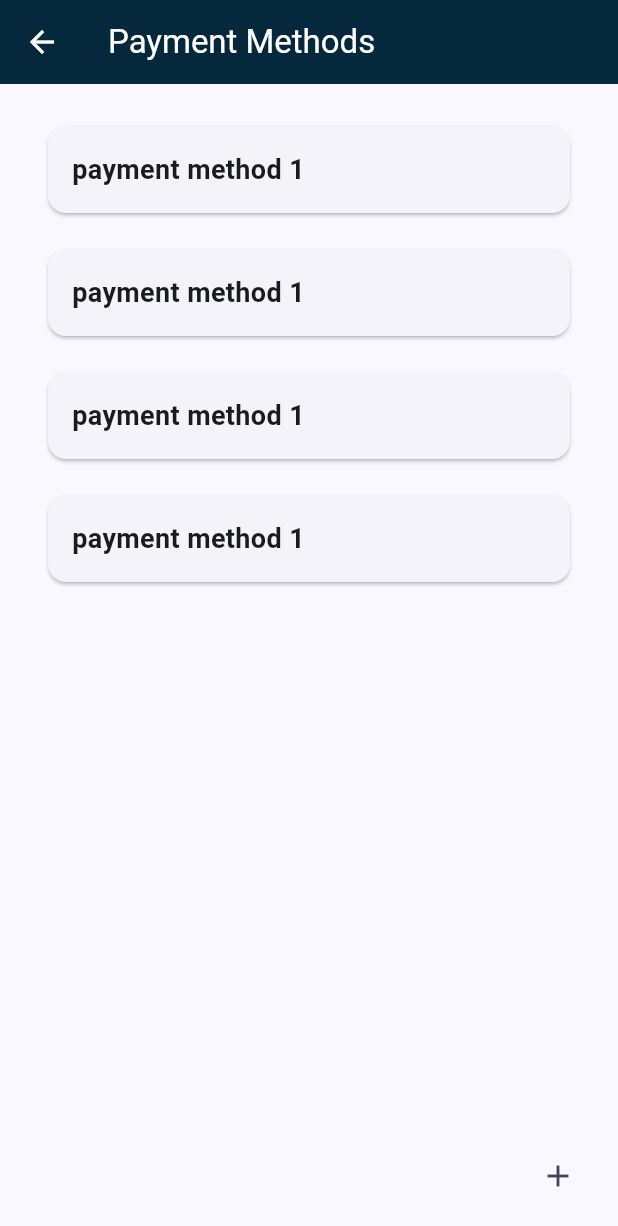
After one commit to Drago78624/bookstore, a Flutter app: the PaymentMethods screen opened directly, on a phone screen of 412 x 824 dp. The commit adds this screen. Shown: the top 1226 px of the screen. Run offline on Flutter 3.47's test engine with Material 3 defaults, Android fonts, the light colour scheme and no system bars; our stand-ins replace badges, carousel_slider, cloud_firestore, firebase_auth, firebase_core, flutter_credit_card and 5 more; accounts and stored records are empty; network calls fail.

Commit message:
payment ui added

```diff
--- a/lib/book_store_app.dart
+++ b/lib/book_store_app.dart
@@ -1,4 +1,5 @@
 import 'package:bookstore/auth/forgot_password.dart';
+import 'package:bookstore/screens/add_payment_method.dart';
 import 'package:bookstore/screens/login_screen.dart';
 import 'package:bookstore/screens/register_screen.dart';
 import 'package:bookstore/screens/root.dart';
@@ -27,6 +28,7 @@ class BookStoreApp extends StatelessWidget {
         GetPage(name: '/login', page: () => Login()),
         GetPage(name: '/register', page: () => Register()),
         GetPage(name: '/forgot-password', page: () => ForgotPassword()),
+        GetPage(name: '/add-payment-method', page: () => AddPaymentMethod()),
       ],
     );
   }
--- /dev/null
+++ b/lib/screens/payment_methods.dart
@@ -0,0 +1,54 @@
+import 'package:bookstore/widgets/payment_method_card.dart';
+import 'package:flutter/material.dart';
+import 'package:get/get.dart';
+
+class PaymentMethods extends StatefulWidget {
+  const PaymentMethods({super.key});
+
+  @override
+  State<PaymentMethods> createState() => _PaymentMethodsState();
+}
+
+class _PaymentMethodsState extends State<PaymentMethods> {
+  List paymentMethods = [1, 2, 3, 34];
+
+  getPaymentMethods() async {}
+
+  @override
+  Widget build(BuildContext context) {
+    return Scaffold(
+      appBar: AppBar(
+        title: const Text("Payment Methods"),
+      ),
+      body: Padding(
+        padding: const EdgeInsets.all(16.0),
+        child: ListView(
+            children: paymentMethods.map((e) => PaymentMethodCard()).toList()),
+        // child: StreamBuilder(
+        //   stream: getPaymentMethods(),
+        //   builder: (context, snapshot) {
+        //     if (snapshot.hasError) {
+        //       return const Text("something went wrong");
+        //     } else if (snapshot.hasData) {
+        //       final paymentMethodsData = snapshot.data!;
+        //       return ListView(
+        //         children: paymentMethods.map((address) {
+        //           return PaymentMethodCard();
+        //         }).toList(),
+        //       );
+        //     } else {
+        //       return const Center(child: CircularProgressIndicator());
+        //     }
+        //   },
+        // ),
+      ),
+      floatingActionButton: IconButton(
+        onPressed: () {
+          Get.toNamed("/add-payment-method");
+        },
+        icon: const Icon(Icons.add),
+      ),
+    );
+    ;
+  }
+}
--- /dev/null
+++ b/lib/widgets/payment_method_card.dart
@@ -0,0 +1,42 @@
+import 'package:bookstore/screens/payment_method.dart';
+import 'package:flutter/material.dart';
+import 'package:get/get.dart';
+
+class PaymentMethodCard extends StatelessWidget {
+  const PaymentMethodCard({super.key});
+
+  @override
+  Widget build(BuildContext context) {
+    return Dismissible(
+      background: Container(
+        color: Theme.of(context).colorScheme.error.withOpacity(0.75),
+        margin: EdgeInsets.symmetric(
+          horizontal: 20,
+        ),
+      ),
+      key: UniqueKey(),
+      onDismissed: (direction) {
+        // removeAddress();
+      },
+      child: TextButton(
+        onPressed: () {
+          Get.to(PaymentMethod());
+        },
+        child: Card(
+          child: Padding(
+            padding: const EdgeInsets.all(16.0),
+            child: Row(
+              children: [
+                Text(
+                  "payment method 1",
+                  style: TextStyle(fontSize: 18, fontWeight: FontWeight.w600),
+                ),
+              ],
+            ),
+          ),
+        ),
+      ),
+    );
+    ;
+  }
+}
--- a/pubspec.yaml
+++ b/pubspec.yaml
@@ -48,6 +48,7 @@ dependencies:
   badges: ^3.1.2
   uuid: ^4.3.3
   getwidget: ^4.0.0
+  flutter_credit_card: ^4.0.1
 
 dev_dependencies:
   flutter_test:
```
Also changed, not shown: lib/screens/add_payment_method.dart (added, +157 -0 lines), lib/screens/payment_method.dart (added, +34 -0 lines), lib/screens/results.dart (+7 -3 lines), lib/screens/user_profile.dart (+19 -0 lines), lib/controllers/payment_methods_controller.dart (added), pubspec.lock.
